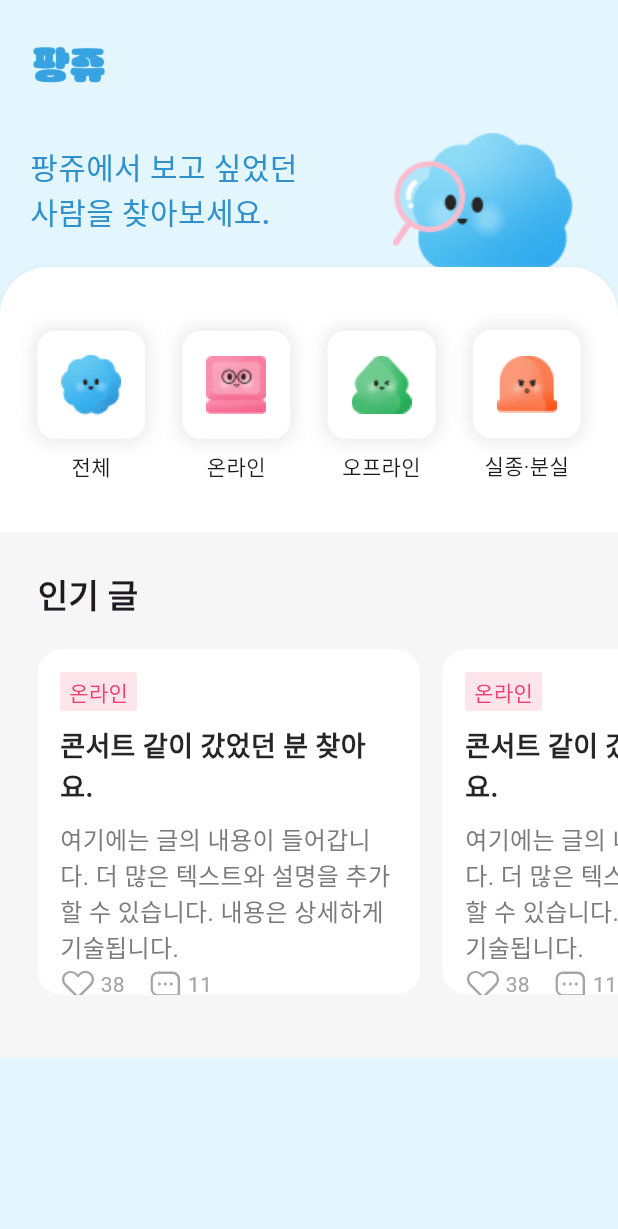
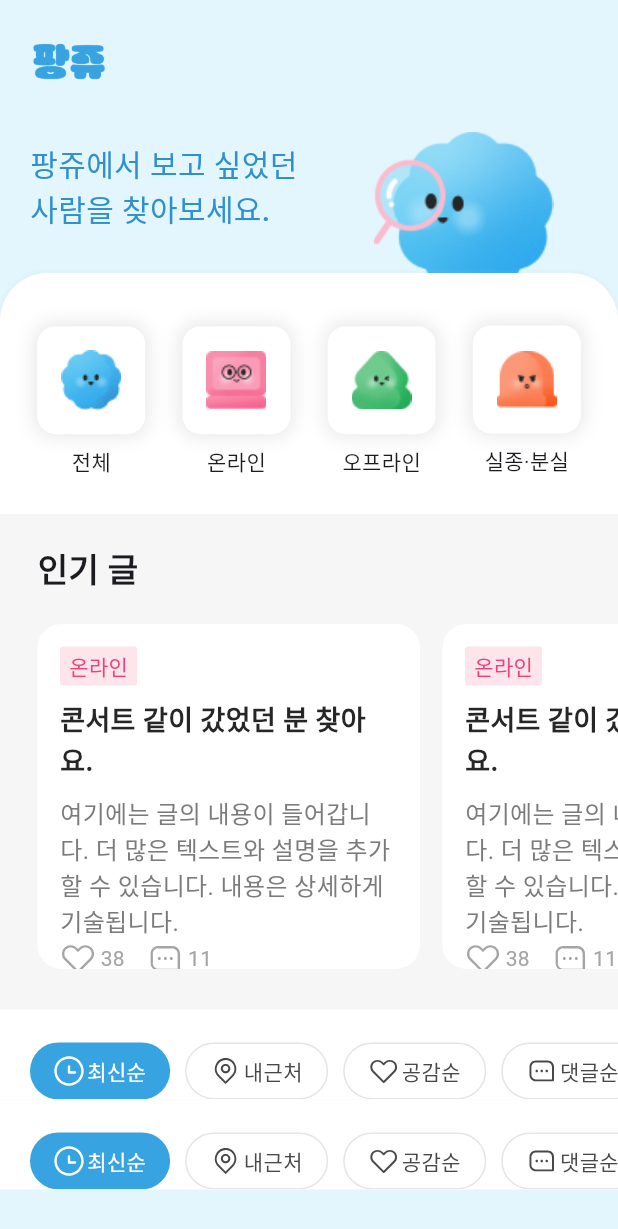
Before and after one commit to h2jinee/pangju, a Flutter app: the screen it shows after launch, on a phone screen of 412 x 824 dp. Shown: the top 1229 px of the screen. Run offline on Flutter 3.47's test engine with Material 3 defaults, Android fonts, the phone set to English and light mode, and no system bars; our stand-ins replace flutter_svg; Roboto replaces fonts that are missing (Pretendard).

Commit message:
feat/ main category box publish

```diff
--- a/lib/screens/home_screen.dart
+++ b/lib/screens/home_screen.dart
@@ -1,4 +1,5 @@
 import 'package:flutter/material.dart';
+import 'package:flutter/widgets.dart';
 import 'package:flutter_svg/flutter_svg.dart';
 
 class HomePage extends StatefulWidget {
@@ -14,10 +15,10 @@ class _HomePageState extends State<HomePage> {
     return Scaffold(
       backgroundColor: const Color(0xFFE3F6FD), // 배경 색상 설정
       body: SafeArea(
-        child: Stack(
+        child: SingleChildScrollView(
+          child: Column(
             children: [
-            Column(
-              children: [
+              // 로고 및 소개 텍스트
               Row(
                 children: [
                   Expanded(
@@ -26,7 +27,7 @@ class _HomePageState extends State<HomePage> {
                       crossAxisAlignment: CrossAxisAlignment.start,
                       children: [
                         Padding(
-                            padding: const EdgeInsets.only(top: 30, left: 20),
+                          padding: const EdgeInsets.only(top: 0, left: 20),
                           child: Image.asset(
                             'assets/images/main_logo.png',
                             width: 52,
@@ -50,24 +51,19 @@ class _HomePageState extends State<HomePage> {
                   ),
                   Expanded(
                     flex: 1,
-                      child: Container(), // 비워둔 공간
+                    child: Transform.translate(
+                      offset: const Offset(0, 50),
+                      child: Image.asset(
+                        'assets/images/main_character.png',
+                        width: 140, // 주요 캐릭터 이미지
+                      ),
+                    ),
                   ),
                 ],
               ),
-              ],
-            ),
-            Positioned(
-              right: 20,
-              top: 80,
-              child: Image.asset('assets/images/main_character.png',
-                  width: 140), // 주요 캐릭터 이미지
-            ),
-            Positioned(
-              top: 30,
-              left: 0,
-              right: 0,
-              child: Container(
-                margin: const EdgeInsets.only(top: 148), // 적절한 위치 조정
+              // 카테고리 버튼
+              Container(
+                margin: const EdgeInsets.only(top: 0), // 적절한 위치 조정
                 decoration: BoxDecoration(
                   color: Colors.white,
                   borderRadius: const BorderRadius.only(
@@ -84,57 +80,45 @@ class _HomePageState extends State<HomePage> {
                   ],
                 ),
                 child: Padding(
-                  padding: const EdgeInsets.symmetric(vertical: 42),
+                  padding: const EdgeInsets.only(top: 35, bottom: 25),
                   child: Row(
                     mainAxisAlignment: MainAxisAlignment.spaceEvenly,
                     children: [
-                      Flexible(
-                        child: CategoryButton(
+                      CategoryButton(
                         imagePath: 'assets/images/icons/all.png',
                         label: '전체',
                         onTap: () {
                           print('전체 카테고리가 선택되었습니다.');
                         },
                       ),
-                      ),
-                      Flexible(
-                        child: CategoryButton(
+                      CategoryButton(
                         imagePath: 'assets/images/icons/online.png',
                         label: '온라인',
                         onTap: () {
                           print('온라인 카테고리가 선택되었습니다.');
                         },
                       ),
-                      ),
-                      Flexible(
-                        child: CategoryButton(
+                      CategoryButton(
                         imagePath: 'assets/images/icons/offline.png',
                         label: '오프라인',
                         onTap: () {
                           print('오프라인 카테고리가 선택되었습니다.');
                         },
                       ),
-                      ),
-                      Flexible(
-                        child: CategoryButton(
+                      CategoryButton(
                         imagePath: 'assets/images/icons/missing.png',
                         label: '실종·분실',
                         onTap: () {
                           print('실종·분실 카테고리가 선택되었습니다.');
                         },
                       ),
-                      ),
                     ],
                   ),
                 ),
               ),
-            ),
-            Positioned(
-              top: 355, // 위치 조정 필요
-              left: 0,
-              right: 0,
-              child: Container(
-                height: 350,
+              // 인기 글
+              Container(
+                height: 330,
                 color: const Color(0xFFF6F6F6),
                 child: Column(
                   crossAxisAlignment: CrossAxisAlignment.start,
@@ -142,7 +126,7 @@ class _HomePageState extends State<HomePage> {
                     const Padding(
                       padding: EdgeInsets.only(
                         left: 25,
-                        top: 25,
+                        top: 20,
                       ),
                       child: Text(
                         '인기 글',
@@ -270,9 +254,151 @@ class _HomePageState extends State<HomePage> {
                   ],
                 ),
               ),
+              Container(
+                color: Colors.white,
+                child: Column(
+                  children: [
+                    SizedBox(
+                      height: 60,
+                      child: ListView(
+                        scrollDirection: Axis.horizontal,
+                        children: const [
+                          CategoryBox(
+                            iconPath: 'assets/images/icons/clock.svg',
+                            text: '최신순',
+                            backgroundColor: Color(0xFF37A3E0),
+                            textColor: Colors.white,
+                            isSelected: true,
+                          ),
+                          CategoryBox(
+                            iconPath: 'assets/images/icons/place.svg',
+                            text: '내근처',
+                            backgroundColor: Colors.white,
+                            textColor: Color(0xFF484848),
+                            isSelected: false,
+                          ),
+                          CategoryBox(
+                            iconPath: 'assets/images/icons/heart.svg',
+                            text: '공감순',
+                            backgroundColor: Colors.white,
+                            textColor: Color(0xFF484848),
+                            isSelected: false,
+                          ),
+                          CategoryBox(
+                            iconPath: 'assets/images/icons/chat.svg',
+                            text: '댓글순',
+                            backgroundColor: Colors.white,
+                            textColor: Color(0xFF484848),
+                            isSelected: false,
                           ),
                         ],
                       ),
+                    ),
+                  ],
+                ),
+              ),
+              Container(
+                color: Colors.white,
+                child: Column(
+                  children: [
+                    SizedBox(
+                      height: 60,
+                      child: ListView(
+                        scrollDirection: Axis.horizontal,
+                        children: const [
+                          CategoryBox(
+                            iconPath: 'assets/images/icons/clock.svg',
+                            text: '최신순',
+                            backgroundColor: Color(0xFF37A3E0),
+                            textColor: Colors.white,
+                            isSelected: true,
+                          ),
+                          CategoryBox(
+                            iconPath: 'assets/images/icons/place.svg',
+                            text: '내근처',
+                            backgroundColor: Colors.white,
+                            textColor: Color(0xFF484848),
+                            isSelected: false,
+                          ),
+                          CategoryBox(
+                            iconPath: 'assets/images/icons/heart.svg',
+                            text: '공감순',
+                            backgroundColor: Colors.white,
+                            textColor: Color(0xFF484848),
+                            isSelected: false,
+                          ),
+                          CategoryBox(
+                            iconPath: 'assets/images/icons/chat.svg',
+                            text: '댓글순',
+                            backgroundColor: Colors.white,
+                            textColor: Color(0xFF484848),
+                            isSelected: false,
+                          ),
+                        ],
+                      ),
+                    ),
+                  ],
+                ),
+              ),
+            ],
+          ),
+        ),
+      ),
+    );
+  }
+}
+
+class CategoryBox extends StatelessWidget {
+  final String iconPath;
+  final String text;
+  final Color backgroundColor;
+  final Color textColor;
+  final bool isSelected;
+
+  const CategoryBox({
+    super.key,
+    required this.iconPath,
+    required this.text,
+    required this.backgroundColor,
+    required this.textColor,
+    required this.isSelected,
+  });
+
+  @override
+  Widget build(BuildContext context) {
+    return Container(
+      padding: const EdgeInsets.symmetric(horizontal: 16, vertical: 8),
+      margin: EdgeInsets.only(
+        top: 22,
+        left: isSelected ? 20 : 10,
+      ),
+      decoration: BoxDecoration(
+        color: backgroundColor,
+        borderRadius: BorderRadius.circular(50),
+        border: isSelected
+            ? null
+            : Border.all(color: const Color(0xFFE5E5E5), width: 1),
+      ),
+      child: Row(
+        mainAxisSize: MainAxisSize.min,
+        children: [
+          SvgPicture.asset(
+            iconPath,
+            width: 20,
+            height: 20,
+            colorFilter: ColorFilter.mode(
+              textColor,
+              BlendMode.srcIn,
+            ),
+          ),
+          const SizedBox(width: 2),
+          Flexible(
+            child: Text(
+              text,
+              style: TextStyle(color: textColor, fontSize: 14),
+            ),
+          ),
+        ],
       ),
     );
   }
```
Also changed, not shown: assets/images/icons/clock.svg (added), assets/images/icons/place.svg (added). Lines whose indentation alone changed are shown as unchanged.
